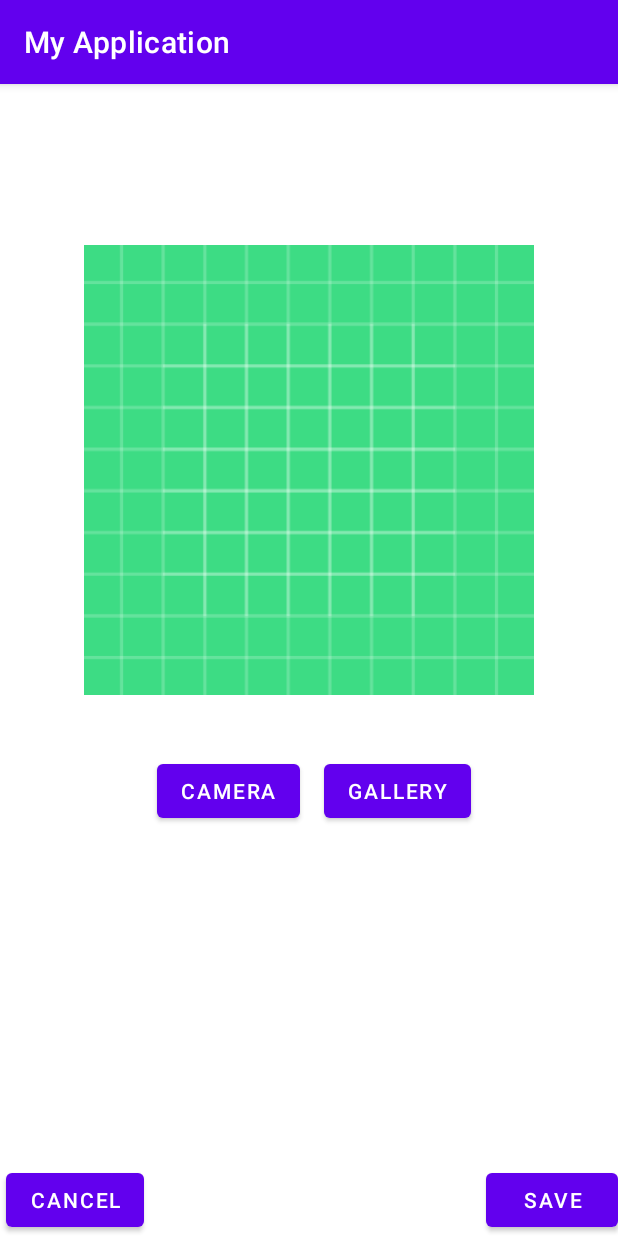
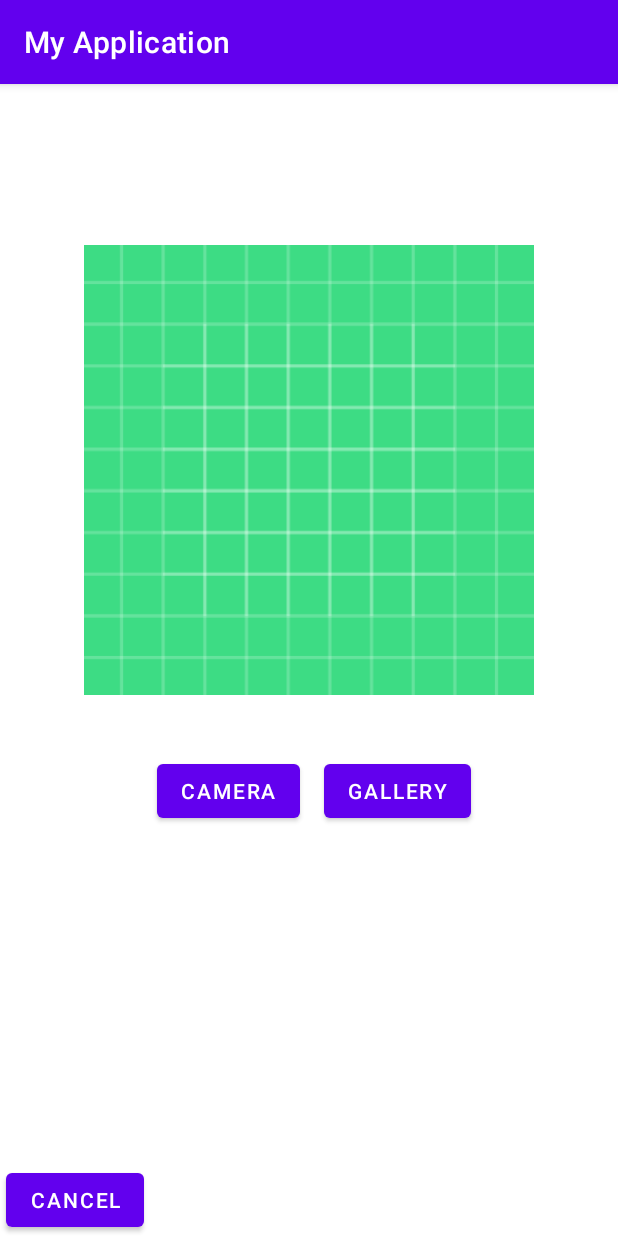
Before and after one commit to CMPUT301W23T39/ScannerGO, an Android app: the Record_image screen opened directly, with no data from a screen before it, on a phone screen of 412 x 824 dp. Run offline under Robolectric (Android 15) with nearby library versions, the light colour scheme and no system bars; our stand-ins replace Firebase (no records; nobody signed in at launch, a user with empty details on screens opened directly); 1 statement that could not run was skipped.

Commit message:
Modify Record_image

```diff
--- a/app/src/main/java/com/example/myapplication/Record_image.java
+++ b/app/src/main/java/com/example/myapplication/Record_image.java
@@ -41,9 +41,6 @@ public class Record_image extends AppCompatActivity {
     ImageView selectedImage;
     Button cameraBtn,galleryBtn,SaveBtn,CancelBtn;
     String currentPhotoPath, QR_Comment;
-    StorageReference storageReference;
-
-
 
 
     @Override
@@ -54,19 +51,9 @@ public class Record_image extends AppCompatActivity {
         selectedImage = findViewById(R.id.displayImageView);
         cameraBtn = findViewById(R.id.cameraBtn);
         galleryBtn = findViewById(R.id.galleryBtn);
-        SaveBtn = findViewById(R.id.Button_Save);
         CancelBtn = findViewById(R.id.Button_Cancel);
 
         storageReference = FirebaseStorage.getInstance().getReference();
-
-        SaveBtn.setOnClickListener(new View.OnClickListener() {
-            @Override
-            public void onClick(View v) {
-                // Upload the image to Firebase
-                uploadImageToFirebase(new File(currentPhotoPath));
-                Comment();
-            }
-        });
 
         CancelBtn.setOnClickListener(new View.OnClickListener() {
             @Override
@@ -99,12 +86,14 @@ public class Record_image extends AppCompatActivity {
             if (resultCode == Activity.RESULT_OK) {
                 File f = new File(currentPhotoPath);
                 selectedImage.setImageURI(Uri.fromFile(f));
-
                 Intent mediaScanIntent = new Intent(Intent.ACTION_MEDIA_SCANNER_SCAN_FILE);
                 Uri contentUri = Uri.fromFile(f);
                 mediaScanIntent.setData(contentUri);
                 this.sendBroadcast(mediaScanIntent);
+
+                uploadImageToFirebase(f.getName(), contentUri);
             }
+
         }
 
         if (requestCode == GALLERY_REQUEST_CODE) {
@@ -114,14 +103,19 @@ public class Record_image extends AppCompatActivity {
                 String imageFileName = "JPEG_" + timeStamp + "." + getFileExt(contentUri);
                 Log.d("tag", "onActivityResult: Gallery Image Uri:  " + imageFileName);
                 selectedImage.setImageURI(contentUri);
+
+                uploadImageToFirebase(imageFileName, contentUri);
+
+
             }
+
         }
+
+
     }
 
-
-    private void uploadImageToFirebase(File imageFile) {
-        final StorageReference image = storageReference.child("QR Codes/abcde/" + imageFile.getName());
-        Uri contentUri = Uri.fromFile(imageFile);
+    private void uploadImageToFirebase(String name, Uri contentUri) {
+        final StorageReference image = storageReference.child("QR Codes/abcde/");
         image.putFile(contentUri).addOnSuccessListener(new OnSuccessListener<UploadTask.TaskSnapshot>() {
             @Override
             public void onSuccess(UploadTask.TaskSnapshot taskSnapshot) {
@@ -129,19 +123,18 @@ public class Record_image extends AppCompatActivity {
                     @Override
                     public void onSuccess(Uri uri) {
                         Toast.makeText(Record_image.this, "Image Is Uploaded.", Toast.LENGTH_SHORT).show();
+                        Comment();
                     }
                 });
             }
         }).addOnFailureListener(new OnFailureListener() {
             @Override
             public void onFailure(@NonNull Exception e) {
-                Toast.makeText(Record_image.this, "Upload Failed.", Toast.LENGTH_SHORT).show();
+                Toast.makeText(Record_image.this, "Upload Failled.", Toast.LENGTH_SHORT).show();
             }
         });
 
     }
-
-
 
     private String getFileExt(Uri contentUri) {
         ContentResolver c = getContentResolver();
@@ -154,7 +147,6 @@ public class Record_image extends AppCompatActivity {
         // Create an image file name
         String timeStamp = new SimpleDateFormat("yyyyMMdd_HHmmss").format(new Date());
         String imageFileName = "JPEG_" + timeStamp + "_";
-//        File storageDir = getExternalFilesDir(Environment.DIRECTORY_PICTURES);
         File storageDir = Environment.getExternalStoragePublicDirectory(Environment.DIRECTORY_PICTURES);
         File image = File.createTempFile(
                 imageFileName,  /* prefix */
@@ -217,5 +209,4 @@ public class Record_image extends AppCompatActivity {
         AlertDialog dialog1 = builder.create();
         dialog1.show();
     }
-
 }
--- a/app/src/main/java/com/example/myapplication/ScanAction.java
+++ b/app/src/main/java/com/example/myapplication/ScanAction.java
@@ -65,6 +65,7 @@ public class ScanAction extends AppCompatActivity {
         setContentView(R.layout.scanner);
         CodeScannerView scannerView = findViewById(R.id.scanner_view);
         mCodeScanner = new CodeScanner(this, scannerView);
+
         /**
          * back button
          */
--- a/app/src/main/res/layout/recording_image.xml
+++ b/app/src/main/res/layout/recording_image.xml
@@ -39,18 +39,6 @@
         app:layout_constraintTop_toTopOf="@+id/cameraBtn" />
 
     <Button
-        android:id="@+id/Button_Save"
-        android:layout_width="wrap_content"
-        android:layout_height="wrap_content"
-        android:text="Save"
-        app:layout_constraintBottom_toBottomOf="parent"
-        app:layout_constraintEnd_toEndOf="parent"
-        app:layout_constraintHorizontal_bias="1.0"
-        app:layout_constraintStart_toStartOf="parent"
-        app:layout_constraintTop_toBottomOf="@+id/displayImageView"
-        app:layout_constraintVertical_bias="1.0" />
-
-    <Button
         android:id="@+id/Button_Cancel"
         android:layout_width="wrap_content"
         android:layout_height="wrap_content"
```
